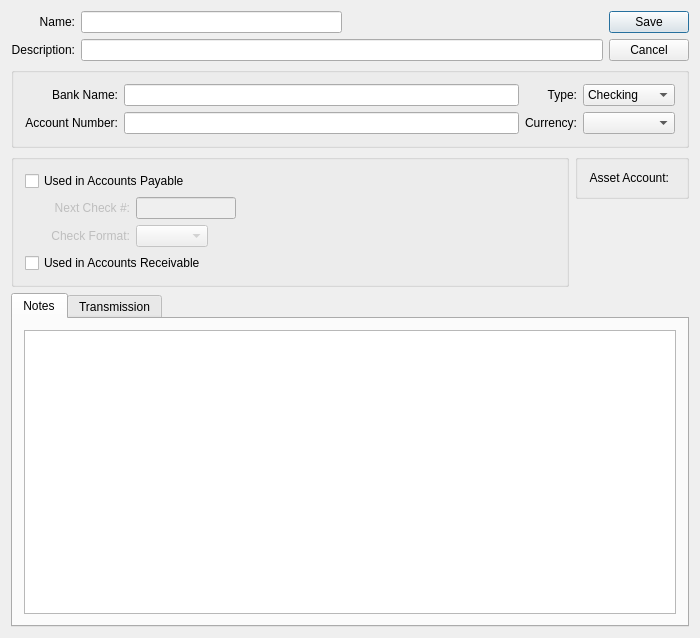
Above: guiclient/bankAccount.ui from Pegasus-RPG/xtuple-client before the change. Below: the same form after it.
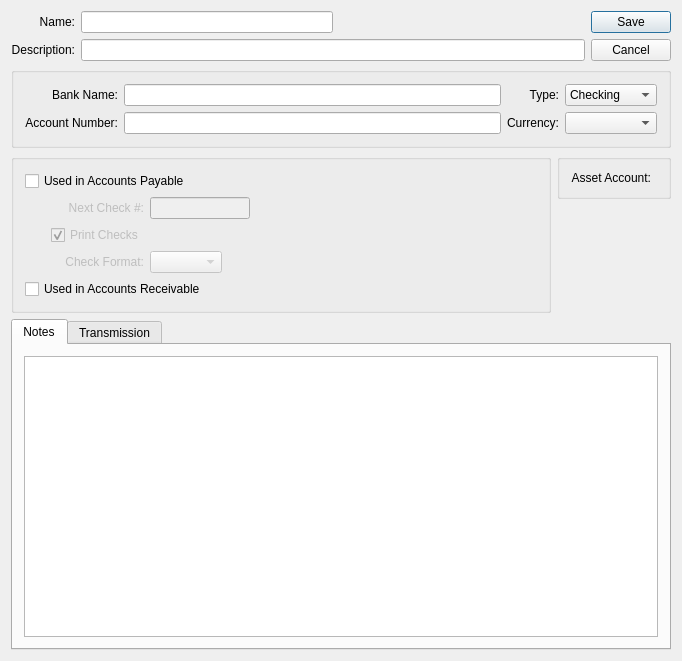
That is the form after the change. Custom widgets are drawn as their Qt base class.

Commit message: Modify Bank Account settings to allow payments to be made without printing checks (electronic banking)

```diff
--- a/guiclient/bankAccount.ui
+++ b/guiclient/bankAccount.ui
@@ -13,8 +13,8 @@
    <rect>
     <x>0</x>
     <y>0</y>
-    <width>700</width>
-    <height>638</height>
+    <width>682</width>
+    <height>661</height>
    </rect>
   </property>
   <property name="windowTitle">
@@ -196,7 +196,7 @@
         </property>
        </widget>
       </item>
-      <item row="1" column="0" rowspan="2">
+      <item row="1" column="0" rowspan="3">
        <spacer>
         <property name="orientation">
          <enum>Qt::Horizontal</enum>
@@ -270,7 +270,7 @@
         </item>
        </layout>
       </item>
-      <item row="2" column="1">
+      <item row="3" column="1">
        <widget class="QLabel" name="_checkFormatLit">
         <property name="enabled">
          <bool>false</bool>
@@ -283,7 +283,7 @@
         </property>
        </widget>
       </item>
-      <item row="2" column="2">
+      <item row="3" column="2">
        <layout class="QHBoxLayout">
         <item>
          <widget class="XComboBox" name="_form">
@@ -307,13 +307,26 @@
         </item>
        </layout>
       </item>
-      <item row="3" column="0" colspan="3">
+      <item row="4" column="0" colspan="3">
        <widget class="QCheckBox" name="_ar">
         <property name="text">
          <string>Used in Accounts Receivable</string>
         </property>
        </widget>
       </item>
+      <item row="2" column="1">
+       <widget class="QCheckBox" name="_printCheck">
+        <property name="enabled">
+         <bool>false</bool>
+        </property>
+        <property name="text">
+         <string>Print Checks</string>
+        </property>
+        <property name="checked">
+         <bool>true</bool>
+        </property>
+       </widget>
+      </item>
      </layout>
     </widget>
    </item>
```
Left out of the diff: 33 changed lines with no effect on the pictures. The commit also changes 4 other files.
